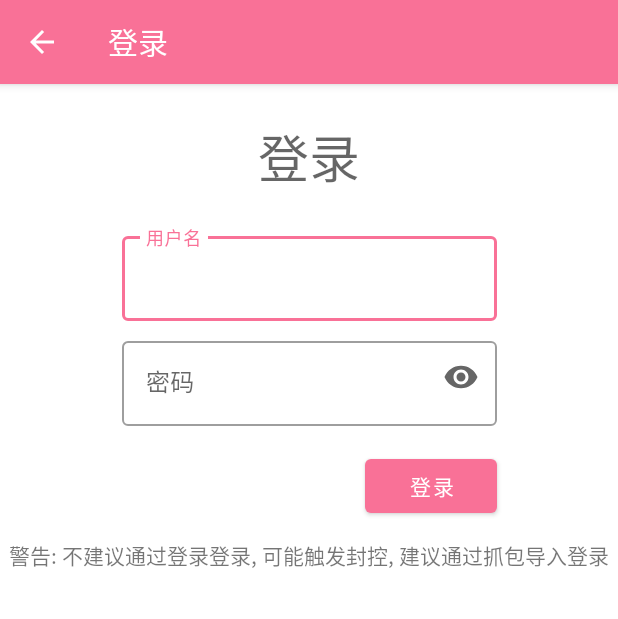
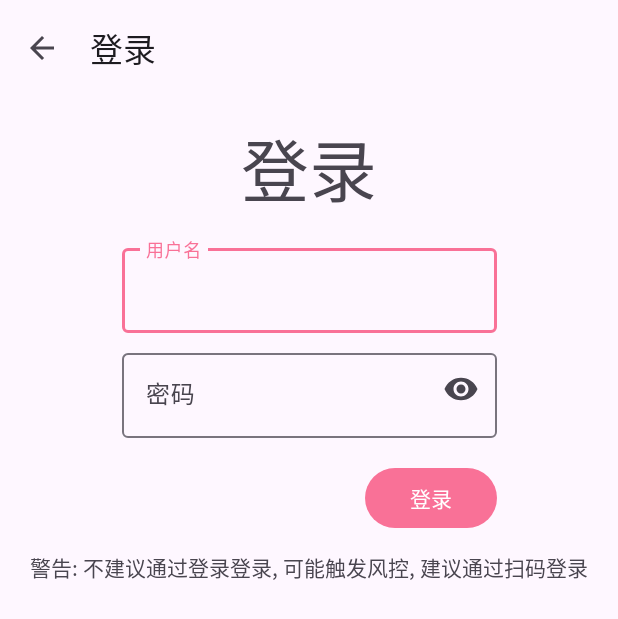
Before and after one commit to duzhaokun123/BilibiliHD2, an Android app: the LoginActivity screen opened directly, with no data from a screen before it, on a phone screen of 412 x 824 dp. Shown: the top 619 px of the screen. Run offline under Robolectric (Android 15) with nearby library versions, the phone set to English and light mode, and no system bars; our stand-ins replace data binding.

Commit message:
ui: use md3 (1/?)

```diff
--- a/app/src/main/java/com/duzhaokun123/bilibilihd2/bases/BasePlayActivity.kt
+++ b/app/src/main/java/com/duzhaokun123/bilibilihd2/bases/BasePlayActivity.kt
@@ -7,6 +7,7 @@ import android.view.MenuItem
 import android.view.ViewGroup
 import android.view.WindowManager
 import androidx.annotation.CallSuper
+import androidx.appcompat.widget.Toolbar
 import androidx.constraintlayout.widget.ConstraintLayout
 import androidx.constraintlayout.widget.ConstraintLayout.LayoutParams.PARENT_ID
 import androidx.constraintlayout.widget.ConstraintLayout.LayoutParams.MATCH_CONSTRAINT
@@ -100,7 +101,7 @@ abstract class BasePlayActivity : BaseActivity<ActivityPlayBaseBinding>(
 
     }
 
-    override fun initActionBar() = baseBinding.tb
+    override fun initActionBar() = baseBinding.tb as Toolbar
 
     @CallSuper
     override fun onApplyWindowInsetsCompat(insets: WindowInsetsCompat) {
--- a/app/src/main/java/com/duzhaokun123/bilibilihd2/ui/WebViewActivity.kt
+++ b/app/src/main/java/com/duzhaokun123/bilibilihd2/ui/WebViewActivity.kt
@@ -28,9 +28,9 @@ import com.duzhaokun123.bilibilihd2.CLIENT_USER_AGENT
 import com.duzhaokun123.bilibilihd2.DESKTOP_USER_AGENT
 import com.duzhaokun123.bilibilihd2.R
 import com.duzhaokun123.bilibilihd2.TABLETS_USER_AGENT
-import com.duzhaokun123.bilibilihd2.bases.BaseActivity
 import com.duzhaokun123.bilibilihd2.databinding.LayoutWebViewBinding
 import com.duzhaokun123.bilibilihd2.utils.*
+import io.github.duzhaokun123.androidapptemplate.bases.BaseActivity
 import kotlinx.coroutines.delay
 
 class WebViewActivity : BaseActivity<LayoutWebViewBinding>(R.layout.layout_web_view) {
@@ -195,7 +195,7 @@ class WebViewActivity : BaseActivity<LayoutWebViewBinding>(R.layout.layout_web_v
     }
 
     @SuppressLint("SetJavaScriptEnabled")
-    override fun initView() {
+    override fun initViews() {
         baseBinding.wv.webViewClient = object : WebViewClient() {
             override fun shouldOverrideUrlLoading(
                 view: WebView?,
--- a/app/src/main/java/com/duzhaokun123/bilibilihd2/ui/login/LoginActivity.kt
+++ b/app/src/main/java/com/duzhaokun123/bilibilihd2/ui/login/LoginActivity.kt
@@ -1,14 +1,14 @@
 package com.duzhaokun123.bilibilihd2.ui.login
 
 import com.duzhaokun123.bilibilihd2.R
-import com.duzhaokun123.bilibilihd2.bases.BaseActivity
 import com.duzhaokun123.bilibilihd2.databinding.ActivityLoginBinding
 import com.duzhaokun123.bilibilihd2.utils.*
 import com.duzhaokun123.generated.Settings
 import com.google.android.material.dialog.MaterialAlertDialogBuilder
+import io.github.duzhaokun123.androidapptemplate.bases.BaseActivity
 
 class LoginActivity : BaseActivity<ActivityLoginBinding>(R.layout.activity_login) {
-    override fun initView() {
+    override fun initViews() {
         setTitle(R.string.login)
         baseBinding.btnLogin.setOnClickListener {
             baseBinding.working = true
@@ -50,6 +50,4 @@ class LoginActivity : BaseActivity<ActivityLoginBinding>(R.layout.activity_login
             }
         }
     }
-
-    override fun initData() {}
 }
--- a/app/src/main/java/com/duzhaokun123/bilibilihd2/ui/login/QRLoginActivity.kt
+++ b/app/src/main/java/com/duzhaokun123/bilibilihd2/ui/login/QRLoginActivity.kt
@@ -8,7 +8,6 @@ import androidx.core.net.toUri
 import androidx.lifecycle.MutableLiveData
 import androidx.lifecycle.ViewModel
 import com.duzhaokun123.bilibilihd2.R
-import com.duzhaokun123.bilibilihd2.bases.BaseActivity
 import com.duzhaokun123.bilibilihd2.databinding.ActivityQrLoginBinding
 import com.duzhaokun123.bilibilihd2.utils.*
 import com.duzhaokun123.generated.Settings
@@ -18,6 +17,7 @@ import com.google.gson.JsonObject
 import com.hiczp.bilibili.api.passport.model.LoginResponse
 import com.hiczp.bilibili.api.passport.model.QRLoginUrl
 import com.hiczp.bilibili.api.retrofit.Cookie
+import io.github.duzhaokun123.androidapptemplate.bases.BaseActivity
 import io.github.duzhaokun123.androidapptemplate.utils.launch
 import io.github.duzhaokun123.androidapptemplate.utils.onFailure
 import io.github.duzhaokun123.androidapptemplate.utils.onSuccess
@@ -36,7 +36,7 @@ class QRLoginActivity: BaseActivity<ActivityQrLoginBinding>(R.layout.activity_qr
 
     val model by viewModels<Model>()
 
-    override fun initView() {
+    override fun initEvents() {
         baseBinding.btnRefresh.setOnClickListener { reload() }
         baseBinding.btnOpen.setOnClickListener {
             startActivity(Intent().apply {
--- /dev/null
+++ b/app/src/main/java/io/github/duzhaokun123/androidapptemplate/bases/BaseActivity.kt
@@ -0,0 +1,139 @@
+package io.github.duzhaokun123.androidapptemplate.bases
+
+import android.os.Build
+import android.os.Bundle
+import android.view.MenuItem
+import android.view.View
+import android.view.WindowManager
+import android.widget.RelativeLayout
+import androidx.activity.viewModels
+import androidx.annotation.CallSuper
+import androidx.annotation.LayoutRes
+import androidx.annotation.StringRes
+import androidx.appcompat.app.AppCompatActivity
+import androidx.coordinatorlayout.widget.CoordinatorLayout
+import androidx.core.view.*
+import androidx.databinding.DataBindingUtil
+import androidx.databinding.ViewDataBinding
+import androidx.lifecycle.MutableLiveData
+import androidx.lifecycle.ViewModel
+import com.duzhaokun123.bilibilihd2.R
+import com.duzhaokun123.bilibilihd2.databinding.ActivityBaseRoot2Binding
+import io.github.duzhaokun123.androidapptemplate.utils.TipUtil
+import io.github.duzhaokun123.androidapptemplate.utils.maxSystemBarsDisplayCutout
+
+abstract class BaseActivity<BaseBinding : ViewDataBinding>(
+    @LayoutRes private val layoutId: Int, private vararg val configs: Config
+) : AppCompatActivity() {
+    enum class Config {
+        NO_TOOL_BAR,
+        LAYOUT_NO_TOOL_BAR,
+        TRANSPARENT_TOOL_BAR,
+        NO_BACK,
+        LAYOUT_MATCH_HORI,
+    }
+
+    val className by lazy { this::class.simpleName }
+    val startIntent by lazy { intent }
+
+    lateinit var rootBinding: ActivityBaseRoot2Binding
+    lateinit var baseBinding: BaseBinding
+        private set
+    var isFirstCreate = true
+
+    private val windowInsetsCompatModel by viewModels<WindowInsetsCompatModel>()
+
+    class WindowInsetsCompatModel : ViewModel() {
+        val windowInsetsCompat = MutableLiveData<WindowInsetsCompat>()
+    }
+
+    override fun onCreate(savedInstanceState: Bundle?) {
+        isFirstCreate = savedInstanceState == null
+        super.onCreate(savedInstanceState)
+
+        WindowCompat.setDecorFitsSystemWindows(window, false)
+        if (Build.VERSION.SDK_INT >= Build.VERSION_CODES.P)
+            window.attributes.layoutInDisplayCutoutMode =
+                if (Build.VERSION.SDK_INT >= Build.VERSION_CODES.R)
+                    WindowManager.LayoutParams.LAYOUT_IN_DISPLAY_CUTOUT_MODE_ALWAYS
+                else
+                    WindowManager.LayoutParams.LAYOUT_IN_DISPLAY_CUTOUT_MODE_SHORT_EDGES
+
+        rootBinding = DataBindingUtil.setContentView(this, R.layout.activity_base_root_2)
+        if (Config.NO_TOOL_BAR in configs) rootBinding.rootTb.visibility = View.GONE
+        if (Config.LAYOUT_NO_TOOL_BAR in configs)
+            rootBinding.rootFl.updateLayoutParams<RelativeLayout.LayoutParams> {
+                removeRule(RelativeLayout.BELOW)
+            }
+        if (Config.TRANSPARENT_TOOL_BAR in configs) {
+            rootBinding.rootAbl.outlineProvider = null
+            rootBinding.rootAbl.background = null
+        }
+        ViewCompat.setOnApplyWindowInsetsListener(rootBinding.root) { _, insets ->
+            windowInsetsCompatModel.windowInsetsCompat.value = insets
+            insets
+        }
+
+        baseBinding = DataBindingUtil.inflate(layoutInflater, layoutId, rootBinding.rootFl, true)
+
+        findViews()
+        setSupportActionBar(initActionBar())
+        if (Config.NO_BACK !in configs) supportActionBar?.apply {
+            setDisplayHomeAsUpEnabled(true)
+            setDisplayShowHomeEnabled(true)
+            setHomeAsUpIndicator(R.drawable.ic_back)
+        }
+        initViews()
+        initEvents()
+        initData()
+
+        TipUtil.registerCoordinatorLayout(this, registerCoordinatorLayout())
+        windowInsetsCompatModel.windowInsetsCompat.observe(this, ::onApplyWindowInsetsCompat)
+    }
+
+    override fun onDestroy() {
+        super.onDestroy()
+        TipUtil.unregisterCoordinatorLayout(this)
+    }
+
+    override fun setTitle(title: CharSequence?) {
+        supportActionBar?.title = title
+    }
+
+    fun setSubtitle(subtitle: CharSequence?) {
+        supportActionBar?.subtitle = subtitle
+    }
+
+    fun setSubtitle(@StringRes subtitleId: Int) = setSubtitle(getText(subtitleId))
+
+    override fun onOptionsItemSelected(item: MenuItem): Boolean {
+        return if (item.itemId == android.R.id.home) {
+            onBackPressed()
+            true
+        } else
+            super.onOptionsItemSelected(item)
+    }
+
+    @CallSuper
+    open fun onApplyWindowInsetsCompat(insets: WindowInsetsCompat) {
+        with(insets.maxSystemBarsDisplayCutout) {
+            if (Config.LAYOUT_MATCH_HORI !in configs) {
+                rootBinding.rootAbl.updatePadding(left = left, right = right)
+                rootBinding.rootFl.updatePadding(left = left, right = right)
+            }
+            if (Config.NO_TOOL_BAR !in configs)
+                rootBinding.rootAbl.updatePadding(top = top)
+        }
+    }
+
+    open fun registerCoordinatorLayout(): CoordinatorLayout? = rootBinding.rootCl
+
+    open fun findViews() {}
+    open fun initActionBar() =
+        if (Config.NO_TOOL_BAR in configs) null else rootBinding.rootTb
+
+    open fun initViews() {}
+    open fun initEvents() {}
+    open fun initData() {}
+
+}
--- a/app/src/main/java/io/github/duzhaokun123/androidapptemplate/utils/RunIOCatching.kt
+++ b/app/src/main/java/io/github/duzhaokun123/androidapptemplate/utils/RunIOCatching.kt
@@ -1,6 +1,5 @@
 package io.github.duzhaokun123.androidapptemplate.utils
 
-import com.duzhaokun123.bilibilihd2.utils.runIO
 import kotlinx.coroutines.CoroutineScope
 
 data class RunIOCatchingPending<R>(
--- /dev/null
+++ b/app/src/main/java/io/github/duzhaokun123/androidapptemplate/utils/Utils.kt
@@ -0,0 +1,28 @@
+package io.github.duzhaokun123.androidapptemplate.utils
+
+import android.content.res.Configuration
+import androidx.core.view.WindowInsetsCompat
+import com.duzhaokun123.bilibilihd2.utils.application
+import kotlinx.coroutines.CoroutineScope
+import kotlinx.coroutines.Dispatchers
+import kotlinx.coroutines.GlobalScope
+import kotlinx.coroutines.launch
+
+val WindowInsetsCompat.maxSystemBarsDisplayCutout
+    get() = getInsets(WindowInsetsCompat.Type.systemBars() or WindowInsetsCompat.Type.displayCutout())
+
+fun runMain(block: suspend CoroutineScope.() -> Unit) =
+    GlobalScope.launch(Dispatchers.Main, block = block)
+
+fun runIO(block: suspend CoroutineScope.() -> Unit) =
+    GlobalScope.launch(Dispatchers.IO, block = block)
+
+fun runNewThread(name: String? = null, block: () -> Unit) =
+    (if (name != null) Thread(block, name) else Thread(block)).start()
+
+val isNightMode =
+    when (application.resources.configuration.uiMode and Configuration.UI_MODE_NIGHT_MASK) {
+        Configuration.UI_MODE_NIGHT_YES -> true
+        Configuration.UI_MODE_NIGHT_NO -> false
+        else -> null
+    }
--- /dev/null
+++ b/app/src/main/res/layout/activity_base_root_2.xml
@@ -0,0 +1,32 @@
+<?xml version="1.0" encoding="utf-8"?>
+<layout xmlns:android="http://schemas.android.com/apk/res/android">
+
+    <androidx.coordinatorlayout.widget.CoordinatorLayout
+        android:id="@+id/root_cl"
+        android:layout_width="match_parent"
+        android:layout_height="match_parent">
+
+        <RelativeLayout
+            android:id="@+id/root_rl"
+            android:layout_width="match_parent"
+            android:layout_height="match_parent">
+
+            <FrameLayout
+                android:id="@+id/root_fl"
+                android:layout_width="match_parent"
+                android:layout_height="match_parent"
+                android:layout_below="@id/root_abl" />
+
+            <com.google.android.material.appbar.AppBarLayout
+                android:id="@+id/root_abl"
+                android:layout_width="match_parent"
+                android:layout_height="wrap_content">
+
+                <androidx.appcompat.widget.Toolbar
+                    android:id="@+id/root_tb"
+                    android:layout_width="match_parent"
+                    android:layout_height="wrap_content" />
+            </com.google.android.material.appbar.AppBarLayout>
+        </RelativeLayout>
+    </androidx.coordinatorlayout.widget.CoordinatorLayout>
+</layout>
--- a/app/src/main/res/layout/activity_login.xml
+++ b/app/src/main/res/layout/activity_login.xml
@@ -17,7 +17,7 @@
 
         <com.google.android.material.textfield.TextInputLayout
             android:id="@+id/til_username"
-            style="@style/Widget.MaterialComponents.TextInputLayout.OutlinedBox"
+            style="@style/Widget.Material3.TextInputLayout.OutlinedBox"
             android:layout_width="wrap_content"
             android:layout_height="wrap_content"
             android:layout_marginTop="96dp"
@@ -27,6 +27,7 @@
 
             <com.google.android.material.textfield.TextInputEditText
                 android:id="@+id/tiet_username"
+                style="@style/ThemeOverlay.Material3.TextInputEditText.OutlinedBox"
                 android:layout_width="wrap_content"
                 android:layout_height="wrap_content"
                 android:autofillHints=""
@@ -38,7 +39,7 @@
 
         <com.google.android.material.textfield.TextInputLayout
             android:id="@+id/til_password"
-            style="@style/Widget.MaterialComponents.TextInputLayout.OutlinedBox"
+            style="@style/Widget.Material3.TextInputLayout.OutlinedBox"
             android:layout_width="wrap_content"
             android:layout_height="wrap_content"
             android:layout_marginTop="8dp"
@@ -49,6 +50,7 @@
 
             <com.google.android.material.textfield.TextInputEditText
                 android:id="@+id/tiet_password"
+                style="@style/ThemeOverlay.Material3.TextInputEditText.OutlinedBox"
                 android:layout_width="wrap_content"
                 android:layout_height="wrap_content"
                 android:autofillHints=""
@@ -62,7 +64,7 @@
             android:layout_width="wrap_content"
             android:layout_height="wrap_content"
             android:text="@string/login"
-            android:textAppearance="@style/TextAppearance.AppCompat.Display1"
+            android:textAppearance="@style/TextAppearance.Material3.DisplayMedium"
             app:layout_constraintBottom_toTopOf="@+id/til_username"
             app:layout_constraintEnd_toEndOf="parent"
             app:layout_constraintStart_toStartOf="parent"
@@ -91,8 +93,8 @@
             android:layout_width="wrap_content"
             android:layout_height="wrap_content"
             android:layout_marginTop="75dp"
+            android:text="警告: 不建议通过登录登录, 可能触发风控, 建议通过扫码登录"
             app:layout_constraintEnd_toEndOf="parent"
-            android:text="警告: 不建议通过登录登录, 可能触发封控, 建议通过抓包导入登录"
             app:layout_constraintStart_toStartOf="parent"
             app:layout_constraintTop_toBottomOf="@id/til_password" />
     </androidx.constraintlayout.widget.ConstraintLayout>
--- a/app/src/main/res/layout/activity_play_base.xml
+++ b/app/src/main/res/layout/activity_play_base.xml
@@ -29,7 +29,7 @@
             app:layout_constraintTop_toTopOf="@id/bpv"
             tools:ignore="UnknownId">
 
-            <androidx.appcompat.widget.Toolbar
+            <com.google.android.material.appbar.MaterialToolbar
                 android:id="@+id/tb"
                 android:layout_width="match_parent"
                 android:layout_height="wrap_content"
--- a/app/src/main/res/layout/activity_qr_login.xml
+++ b/app/src/main/res/layout/activity_qr_login.xml
@@ -28,7 +28,7 @@
 
         <com.google.android.material.button.MaterialButton
             android:id="@+id/btn_refresh"
-            style="@style/Widget.MaterialComponents.Button.OutlinedButton"
+            style="@style/Widget.Material3.Button.OutlinedButton"
             android:layout_width="wrap_content"
             android:layout_height="wrap_content"
             android:layout_marginTop="10dp"
--- a/app/src/main/res/values-night/themes.xml
+++ b/app/src/main/res/values-night/themes.xml
@@ -1,6 +1,6 @@
 <resources xmlns:tools="http://schemas.android.com/tools">
     <!-- Base application theme. -->
-    <style name="Theme.BilibiliHD2.Base" parent="Theme.MaterialComponents.DayNight.NoActionBar">
+    <style name="Theme.BilibiliHD2.Base" parent="Theme.Material3.Dark.NoActionBar">
         <!-- Primary brand color. -->
         <item name="colorPrimary">@color/primaryColor</item>
         <item name="colorPrimaryVariant">@color/primaryDarkColor</item>
@@ -10,10 +10,13 @@
         <item name="colorSecondaryVariant">@color/secondaryColor</item>
         <item name="colorOnSecondary">@color/secondaryTextColor</item>
         <!-- Customize your theme here. -->
-        <item name="colorControlNormal">?attr/colorOnPrimary</item>
-        <item name="android:navigationBarDividerColor" tools:targetApi="o_mr1">@color/transparent</item>
-        <item name="android:windowTranslucentStatus">true</item>
-        <item name="android:windowTranslucentNavigation">true</item>
-        <item name="android:windowActivityTransitions">true</item>
+
+        <item name="android:navigationBarColor" tools:targetApi="lollipop">@android:color/transparent</item>
+        <item name="android:enforceNavigationBarContrast" tools:targetApi="q">false</item>
+        <item name="android:windowLightNavigationBar" tools:targetApi="o_mr1">false</item>
+
+        <item name="android:statusBarColor" tools:targetApi="lollipop">@android:color/transparent</item>
+        <item name="android:enforceStatusBarContrast" tools:targetApi="q">false</item>
+        <item name="android:windowLightStatusBar" tools:targetApi="m">false</item>
     </style>
 </resources>
--- a/app/src/main/res/values/themes.xml
+++ b/app/src/main/res/values/themes.xml
@@ -1,6 +1,6 @@
 <resources xmlns:tools="http://schemas.android.com/tools">
     <!-- Base application theme. -->
-    <style name="Theme.BilibiliHD2.Base" parent="Theme.MaterialComponents.Light.NoActionBar">
+    <style name="Theme.BilibiliHD2.Base" parent="Theme.Material3.Light.NoActionBar">
         <!-- Primary brand color. -->
         <item name="colorPrimary">@color/primaryColor</item>
         <item name="colorPrimaryVariant">@color/primaryDarkColor</item>
@@ -10,11 +10,13 @@
         <item name="colorSecondaryVariant">@color/secondaryColor</item>
         <item name="colorOnSecondary">@color/secondaryTextColor</item>
         <!-- Customize your theme here. -->
-        <item name="colorControlNormal">?attr/colorOnPrimary</item>
+
+        <item name="android:navigationBarColor" tools:targetApi="lollipop">@android:color/transparent</item>
+        <item name="android:enforceNavigationBarContrast" tools:targetApi="q">false</item>
         <item name="android:windowLightNavigationBar" tools:targetApi="o_mr1">true</item>
-        <item name="android:windowLightStatusBar">false</item>
-        <item name="android:windowTranslucentStatus">true</item>
-        <item name="android:windowTranslucentNavigation">true</item>
-        <item name="android:windowActivityTransitions">true</item>
+
+        <item name="android:statusBarColor" tools:targetApi="lollipop">@android:color/transparent</item>
+        <item name="android:enforceStatusBarContrast" tools:targetApi="q">false</item>
+        <item name="android:windowLightStatusBar" tools:targetApi="m">true</item>
     </style>
 </resources>
--- a/buildSrc/src/main/kotlin/Version.kt
+++ b/buildSrc/src/main/kotlin/Version.kt
@@ -1,7 +1,7 @@
 const val kotlin_version = "1.6.10"
 const val androidx_core_ktx_version = "1.7.0"
-const val androidx_appcompat_version = "1.4.0"
-const val material_version = "1.5.0-beta01"
+const val androidx_appcompat_version = "1.4.1"
+const val material_version = "1.6.0-alpha02"
 
 const val compile_sdk = 32
 const val target_sdk = 32
```
Also changed, not shown: app/src/main/java/com/duzhaokun123/bilibilihd2/ui/TestActivity.kt (+2 -8 lines), app/src/main/java/com/duzhaokun123/bilibilihd2/ui/UrlOpenActivity.kt (+4 -7 lines), app/src/main/java/com/duzhaokun123/bilibilihd2/ui/scape/UserScapeActivity.kt (+2 -7 lines), app/src/main/java/io/github/duzhaokun123/androidapptemplate/bases/BaseFragment.kt (added, +55 -0 lines), app/src/main/java/io/github/duzhaokun123/androidapptemplate/utils/TipUtil.kt (added, +56 -0 lines).
